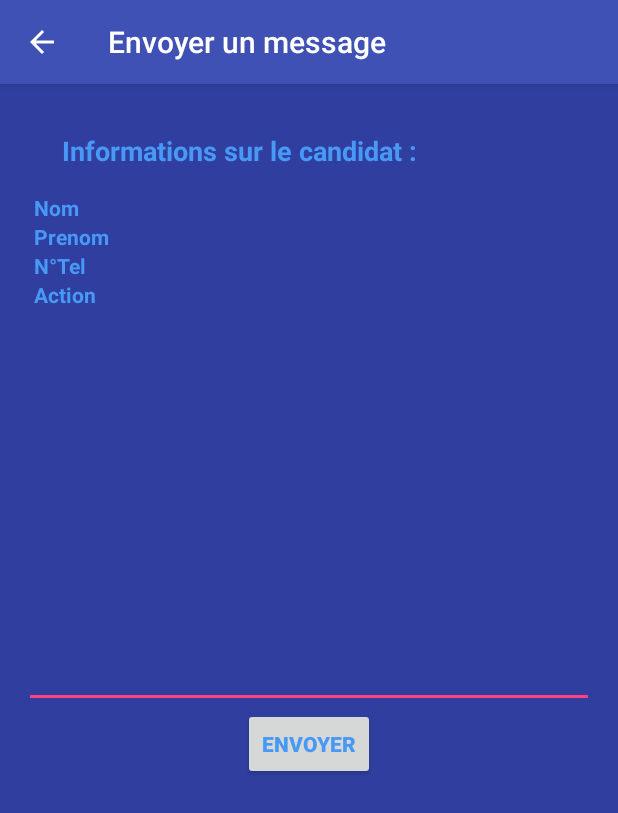
After one commit to gabyzaaf/Candidate-Management, an Android app: the SMSActivity screen opened directly, with no data from a screen before it, on a phone screen of 412 x 824 dp. The commit adds this screen. Shown: the top 813 px of the screen. Run offline under Robolectric (Android 15) with nearby library versions, the phone set to English and light mode, and no system bars; 4 statements that could not run were skipped.

Commit message:
user can send individual sms manually

```diff
--- a/Android-CM/CandidateManagement/app/src/main/java/com/example/fabiengamel/candidatemanagement/Activties/LoginActivity.java
+++ b/Android-CM/CandidateManagement/app/src/main/java/com/example/fabiengamel/candidatemanagement/Activties/LoginActivity.java
@@ -49,7 +49,7 @@ public class LoginActivity extends AppCompatActivity {
             public void onClick(View v) {
                  Login();
                // Intent intent = new Intent(LoginActivity.this, MainActivity.class);
-               // LoginActivity.this.startActivity(intent);
+                //LoginActivity.this.startActivity(intent);
             }
         });
     }
@@ -85,7 +85,7 @@ public class LoginActivity extends AppCompatActivity {
                         if(response.has("content"))
                         {
                             AlertDialog.Builder builder = new AlertDialog.Builder(LoginActivity.this);
-                            builder.setMessage("Mauvais identifiants")
+                            builder.setMessage(""+response.getString("content"))
                                     .setNeutralButton("Réessayer", null)
                                     .create()
                                     .show();
@@ -113,7 +113,7 @@ public class LoginActivity extends AppCompatActivity {
                     error.printStackTrace();
                     Log.d("log2=", error.toString());
                     AlertDialog.Builder builder = new AlertDialog.Builder(LoginActivity.this);
-                    builder.setMessage(error.toString())
+                    builder.setMessage("Erreur de connexion au serveur")
                             .setNegativeButton("Réessayer", null)
                             .create()
                             .show();
--- /dev/null
+++ b/Android-CM/CandidateManagement/app/src/main/java/com/example/fabiengamel/candidatemanagement/Activties/SMSActivity.java
@@ -0,0 +1,246 @@
+package com.example.fabiengamel.candidatemanagement.Activties;
+
+import android.Manifest;
+import android.app.AlertDialog;
+import android.content.DialogInterface;
+import android.content.Intent;
+import android.content.pm.PackageManager;
+import android.support.v4.app.ActivityCompat;
+import android.support.v4.content.ContextCompat;
+import android.support.v7.app.AppCompatActivity;
+import android.os.Bundle;
+import android.telephony.SmsManager;
+import android.util.Log;
+import android.view.Menu;
+import android.view.MenuItem;
+import android.view.View;
+import android.widget.Button;
+import android.widget.EditText;
+import android.widget.TextView;
+import android.widget.Toast;
+
+import android.content.pm.PackageManager;
+import android.telephony.SmsManager;
+
+
+import com.example.fabiengamel.candidatemanagement.R;
+
+
+public class SMSActivity extends AppCompatActivity {
+
+    EditText etContentSMS;
+    TextView tvName;
+    TextView tvFirstname;
+    TextView tvPhone;
+    TextView tvAction;
+    Button bSend;
+    String phoneNo;
+    String message;
+    private static final int MY_PERMISSIONS_REQUEST_SEND_SMS =0;
+
+    @Override
+    protected void onCreate(Bundle savedInstanceState) {
+        super.onCreate(savedInstanceState);
+        setContentView(R.layout.activity_sms);
+        getSupportActionBar().setDisplayHomeAsUpEnabled(true);
+
+        //Récupération du nom lors de l'activity recherche
+        String candidateName= "";
+        String phone= "";
+        String prenom = "";
+        String action = "";
+        if (savedInstanceState == null) {
+            Bundle extras = getIntent().getExtras();
+            if(extras == null) {
+                candidateName= null;
+                phone = null;
+                prenom = null;
+                action = null;
+            } else {
+                candidateName= extras.getString("candidateName");
+                phone = extras.getString("candidatePhone");
+                prenom = extras.getString("candidateFirstname");
+                action = extras.getString("candidateAction");
+            }
+        } else {
+            candidateName= (String) savedInstanceState.getSerializable("candidateName");
+        }
+
+        InitContent();
+        if(!phone.matches("")){
+            tvPhone.setText(phone);
+        }
+        if(!action.matches("")){
+            tvAction.setText(action);
+        }
+        if(!prenom.matches("")){
+            tvFirstname.setText(prenom);
+        }
+        if(!candidateName.matches("")){
+            tvName.setText(candidateName);
+        }
+
+    }
+
+    public void InitContent() {
+
+        tvAction = (TextView)findViewById(R.id.tvActionSMS);
+        tvFirstname = (TextView)findViewById(R.id.tvPrenomSMS);
+        tvName = (TextView)findViewById(R.id.tvNomSMS);
+        tvPhone = (TextView)findViewById(R.id.tvPhoneSMS);
+        etContentSMS = (EditText)findViewById(R.id.etContentSMS);
+        bSend = (Button)findViewById(R.id.bSendSMS);
+
+        bSend.setOnClickListener(new View.OnClickListener() {
+            @Override
+            public void onClick(View v) {
+                if(!tvPhone.getText().toString().matches("")) {
+                    AlertDialog.Builder builder = new AlertDialog.Builder(SMSActivity.this);
+                    builder.setTitle("Envoyer : "+etContentSMS.getText().toString());
+                    builder.setPositiveButton("Oui",
+                            new DialogInterface.OnClickListener() {
+                                @Override
+                                public void onClick(DialogInterface dialog,
+                                                    int which) {
+                                    phoneNo = tvPhone.getText().toString();
+                                    message = etContentSMS.getText().toString();
+                                    sendSMS();
+                                }
+                            });
+                    builder.setNegativeButton("Annuler",
+                            new DialogInterface.OnClickListener() {
+                                @Override
+                                public void onClick(DialogInterface dialog,
+                                                    int which) {
+                                    dialog.dismiss();
+                                }
+                            });
+                    AlertDialog alert = builder.create();
+                    alert.show();
+
+                }
+                else{
+                    AlertDialog.Builder builder = new AlertDialog.Builder(SMSActivity.this);
+                    builder.setMessage("Erreur : N°Tel non disponible...")
+                            .setNegativeButton("Annuler", null)
+                            .create()
+                            .show();
+                }
+            }
+        });
+
+    }
+
+    @Override
+    public boolean onOptionsItemSelected(MenuItem item) {
+        switch (item.getItemId()) {
+            case android.R.id.home:
+                finish();
+                return true;
+        }
+
+        return super.onOptionsItemSelected(item);
+    }
+
+    public boolean onCreateOptionsMenu(Menu menu) {
+        return true;
+    }
+
+
+    protected void sendSMS() {
+
+        if (ContextCompat.checkSelfPermission(this,
+                Manifest.permission.SEND_SMS)
+                != PackageManager.PERMISSION_GRANTED) {
+
+            ActivityCompat.requestPermissions(this,
+                    new String[]{Manifest.permission.SEND_SMS},
+                    MY_PERMISSIONS_REQUEST_SEND_SMS);
+
+        } else {
+            SendTextMsg();
+        }
+    }
+
+    @Override
+    public void onRequestPermissionsResult(int requestCode, String permissions[], int[] grantResults) {
+        switch (requestCode) {
+            case MY_PERMISSIONS_REQUEST_SEND_SMS: {
+                if (grantResults.length > 0
+                        && grantResults[0] == PackageManager.PERMISSION_GRANTED) {
+                    SendTextMsg();
+                } else {
+                    Toast.makeText(getApplicationContext(),
+                            "L'envoi du SMS a échoué (Revoir le numéro ?)", Toast.LENGTH_LONG).show();
+                }
+            }
+        }
+    }
+
+    private void SendTextMsg() {
+        SmsManager smsManager = SmsManager.getDefault();
+        smsManager.sendTextMessage(phoneNo, null, message, null, null);
+
+        Toast.makeText(getApplicationContext(), "le SMS a été envoyé correctement",
+                Toast.LENGTH_LONG).show();
+    }
+
+      /*  public String GetSMSContent(String action) {
+
+        User user = User.getCurrentUser();
+        final Candidate candidate = new Candidate();
+
+
+        RequestQueue queue = Volley.newRequestQueue(this);
+        String url = APIConstants.BASE_URL+"/api/user/Candidates/recherche/" +nom+"/"+user.sessionId ;
+
+        JsonArrayRequest searchRequest = new JsonArrayRequest(Request.Method.GET, url, null,
+                new Response.Listener<JSONArray>()
+                {
+                    public static final String TAG ="Get email template : " ;
+
+                    @Override
+                    public void onResponse(JSONArray response) {
+                        Log.d("Response", response.toString());
+                        try {
+                            for (int i = 0; i < response.length(); i++) {
+                                JSONObject jsonOBject = response.getJSONObject(i);
+                                if(jsonOBject.has("success"))
+                                {
+
+                                }
+                                else {
+
+
+
+                                }
+
+                            }
+                        }catch(JSONException e){
+                            e.printStackTrace();
+                        }
+                    }
+
+                },
+                new Response.ErrorListener()
+                {
+                    @Override
+                    public void onErrorResponse(VolleyError error) {
+                        // TODO Auto-generated method stub
+                        Log.d("ERROR", "error => " + error.toString());
+                    }
+                }
+        ) {
+            @Override
+            public Map<String, String> getHeaders() throws AuthFailureError {
+                Map<String, String> params = new HashMap<>();
+                return params;
+            }
+        };
+        queue.add(searchRequest);
+
+
+        return "todo";
+    }*/
+
+}
--- a/Android-CM/CandidateManagement/app/src/main/res/layout/activity_predict_salary.xml
+++ b/Android-CM/CandidateManagement/app/src/main/res/layout/activity_predict_salary.xml
@@ -39,7 +39,6 @@
                 android:text="  Nombre de projets *"
                 android:textStyle="bold"
                 android:textColor="#4899F6"
-                android:inputType="number"
                 />
             <EditText
                 android:id="@+id/etNbProjectSalary"
@@ -48,6 +47,7 @@
                 android:hint=""
                 android:layout_weight="1"
                 android:inputType="number"
+                android:maxLength="1"
                 android:singleLine="true"
                 />
         </TableRow>
@@ -67,6 +67,7 @@
                 android:layout_height="wrap_content"
                 android:hint=""
                 android:layout_weight="1"
+                android:maxLength="3"
                 android:singleLine="true"
                 android:inputType="number"
                 />
@@ -87,6 +88,7 @@
                 android:layout_height="wrap_content"
                 android:hint=""
                 android:layout_weight="1"
+                android:maxLength="1"
                 android:singleLine="true"
                 android:inputType="number"
                 />
--- /dev/null
+++ b/Android-CM/CandidateManagement/app/src/main/res/layout/activity_sms.xml
@@ -0,0 +1,119 @@
+<?xml version="1.0" encoding="utf-8"?>
+<RelativeLayout xmlns:android="http://schemas.android.com/apk/res/android"
+    xmlns:tools="http://schemas.android.com/tools" android:layout_width="match_parent"
+    android:layout_height="match_parent" android:paddingLeft="@dimen/activity_horizontal_margin"
+    android:paddingRight="@dimen/activity_horizontal_margin"
+    android:paddingTop="@dimen/activity_vertical_margin"
+    android:paddingBottom="@dimen/activity_vertical_margin"
+    tools:context="com.example.fabiengamel.candidatemanagement.Activties.SMSActivity">
+    <TextView
+        android:layout_width="wrap_content"
+        android:layout_height="wrap_content"
+        android:text="  Informations sur le candidat : "
+        android:textStyle="bold"
+        android:textColor="#4899F6"
+        android:gravity="center"
+        android:textSize="18sp"
+        android:paddingTop="@dimen/activity_vertical_margin"
+        android:paddingBottom="@dimen/activity_vertical_margin"
+        android:paddingLeft="@dimen/activity_horizontal_margin"
+        android:id="@+id/textView2"
+        android:layout_alignParentTop="true" />
+    <TableLayout
+        android:layout_width="fill_parent"
+        android:layout_height="wrap_content"
+        android:layout_below="@id/textView2"
+        android:id="@+id/tableLayoutSMS">
+        <TableRow>
+        <TextView
+            android:layout_width="wrap_content"
+            android:layout_height="wrap_content"
+            android:layout_marginRight="@dimen/activity_horizontal_margin"
+            android:text="  Nom "
+            android:textStyle="bold"
+            android:textColor="#4899F6"
+            />
+        <TextView
+            android:layout_width="wrap_content"
+            android:layout_height="wrap_content"
+            android:text=""
+            android:id="@+id/tvNomSMS"
+            android:textStyle="bold"
+            android:textColor="#4899F6"
+            />
+        </TableRow>
+        <TableRow>
+            <TextView
+                android:layout_width="wrap_content"
+                android:layout_height="wrap_content"
+                android:layout_marginRight="@dimen/activity_horizontal_margin"
+                android:text="  Prenom "
+                android:textStyle="bold"
+                android:textColor="#4899F6"
+                />
+            <TextView
+                android:layout_width="wrap_content"
+                android:layout_height="wrap_content"
+                android:text=""
+                android:id="@+id/tvPrenomSMS"
+                android:textStyle="bold"
+                android:textColor="#4899F6"
+                />
+        </TableRow>
+        <TableRow>
+            <TextView
+                android:layout_width="wrap_content"
+                android:layout_height="wrap_content"
+                android:text="  N°Tel "
+                android:layout_marginRight="@dimen/activity_horizontal_margin"
+                android:textStyle="bold"
+                android:textColor="#4899F6"
+                />
+            <TextView
+                android:layout_width="wrap_content"
+                android:layout_height="wrap_content"
+                android:text=""
+                android:id="@+id/tvPhoneSMS"
+                android:textStyle="bold"
+                android:textColor="#4899F6"
+                />
+        </TableRow>
+        <TableRow>
+            <TextView
+                android:layout_width="wrap_content"
+                android:layout_height="wrap_content"
+                android:text="  Action "
+                android:layout_marginRight="@dimen/activity_horizontal_margin"
+                android:textStyle="bold"
+                android:textColor="#4899F6"
+                />
+            <TextView
+                android:layout_width="wrap_content"
+                android:layout_height="wrap_content"
+                android:text=""
+                android:id="@+id/tvActionSMS"
+                android:textStyle="bold"
+                android:textColor="#4899F6"
+                />
+        </TableRow>
+    </TableLayout>
+
+   <EditText
+       android:layout_width="match_parent"
+       android:layout_height="250dp"
+       android:layout_below="@id/tableLayoutSMS"
+       android:gravity="top"
+       android:layout_marginTop="@dimen/activity_vertical_margin"
+       android:id="@+id/etContentSMS" />
+
+    <Button
+        android:layout_width="wrap_content"
+        android:layout_height="wrap_content"
+        android:text="Envoyer"
+        android:textStyle="bold"
+        android:textColor="#4899F6"
+        android:id="@+id/bSendSMS"
+        android:layout_below="@+id/etContentSMS"
+        android:layout_centerHorizontal="true" />
+
+</RelativeLayout>
--- a/Android-CM/CandidateManagement/app/src/main/res/values/strings.xml
+++ b/Android-CM/CandidateManagement/app/src/main/res/values/strings.xml
@@ -7,6 +7,7 @@
     <string name="title_activity_calendar">Agenda</string>
     <string name="title_activity_update">Modifier Candidat</string>
     <string name="title_activity_salary">Prédire la tranche de salaire</string>
+    <string name="title_activity_sms">Envoyer un message</string>
     <string name="navigation_drawer_open">Open navigation drawer</string>
     <string name="navigation_drawer_close">Close navigation drawer</string>
     <string name="action_settings">Settings</string>
--- a/Android-CM/CandidateManagement/app/src/main/res/values/styles.xml
+++ b/Android-CM/CandidateManagement/app/src/main/res/values/styles.xml
@@ -6,6 +6,7 @@
         <item name="colorPrimary">@color/colorPrimary</item>
         <item name="colorPrimaryDark">@color/colorPrimaryDark</item>
         <item name="colorAccent">@color/colorAccent</item>
+        <item name="android:windowBackground">@color/colorPrimaryDark</item>
     </style>
     <style name="AppTheme.NoActionBar">
         <item name="windowActionBar">false</item>
```
Also changed, not shown: Android-CM/CandidateManagement/app/src/main/AndroidManifest.xml (+7 -2 lines), Android-CM/CandidateManagement/app/src/main/java/com/example/fabiengamel/candidatemanagement/Activties/AddActivity.java (+18 -0 lines), Android-CM/CandidateManagement/app/src/main/java/com/example/fabiengamel/candidatemanagement/Activties/MapActivity.java (+5 -5 lines), Android-CM/CandidateManagement/app/src/main/java/com/example/fabiengamel/candidatemanagement/Activties/PredictSalaryActivity.java (+18 -0 lines), Android-CM/CandidateManagement/app/src/main/java/com/example/fabiengamel/candidatemanagement/Activties/SearchActivity.java (+43 -3 lines), Android-CM/CandidateManagement/app/src/main/java/com/example/fabiengamel/candidatemanagement/Activties/UpdateActivity.java (+18 -0 lines), Android-CM/CandidateManagement/app/src/main/res/layout/activity_add.xml (+22 -4 lines), Android-CM/CandidateManagement/app/src/main/res/layout/activity_search.xml (+17 -2 lines).
